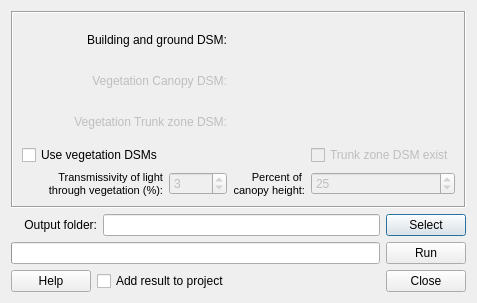
First picture: the form in SkyViewFactorCalculator/svf_calculator_dialog_base.ui, repository UMEP-dev/UMEP, before the edit.
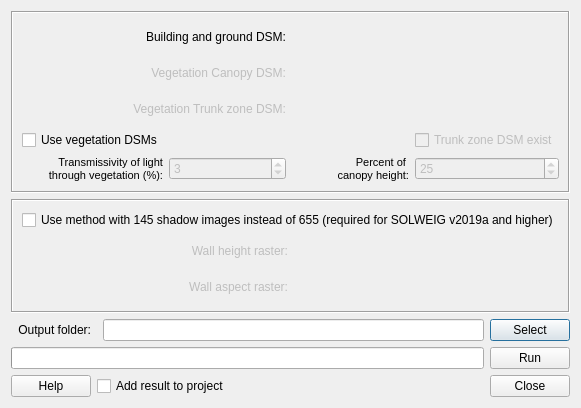
Second picture: the form after the edit.

Commit message: Implementations same as 1.5.3 plus: New version of SOLWEIG (v2018a). General bug fixing. Issue #65 and #55 resolved. WATCH and Spatial data Downloader activated. New SVF plugin.

```diff
--- a/SkyViewFactorCalculator/svf_calculator_dialog_base.ui
+++ b/SkyViewFactorCalculator/svf_calculator_dialog_base.ui
@@ -9,14 +9,147 @@
    <rect>
     <x>0</x>
     <y>0</y>
-    <width>477</width>
-    <height>303</height>
+    <width>541</width>
+    <height>405</height>
    </rect>
   </property>
   <property name="windowTitle">
    <string>Sky View Factor Calculator</string>
   </property>
-  <layout class="QGridLayout" name="gridLayout_2">
+  <layout class="QGridLayout" name="gridLayout_6">
+   <item row="1" column="0" colspan="4">
+    <widget class="QFrame" name="frame_2">
+     <property name="frameShape">
+      <enum>QFrame::Box</enum>
+     </property>
+     <property name="frameShadow">
+      <enum>QFrame::Sunken</enum>
+     </property>
+     <layout class="QGridLayout" name="gridLayout_2">
+      <item row="0" column="0" colspan="2">
+       <widget class="QCheckBox" name="checkBoxNewMethod">
+        <property name="text">
+         <string>Use method with 145 shadow images instead of 655 (required for SOLWEIG v2019a and higher)</string>
+        </property>
+       </widget>
+      </item>
+      <item row="1" column="0">
+       <widget class="QLabel" name="label_11">
+        <property name="enabled">
+         <bool>false</bool>
+        </property>
+        <property name="text">
+         <string>Wall height raster:</string>
+        </property>
+        <property name="alignment">
+         <set>Qt::AlignRight|Qt::AlignTrailing|Qt::AlignVCenter</set>
+        </property>
+       </widget>
+      </item>
+      <item row="1" column="1">
+       <widget class="QWidget" name="widgetWH" native="true">
+        <property name="enabled">
+         <bool>false</bool>
+        </property>
+        <property name="minimumSize">
+         <size>
+          <width>175</width>
+          <height>30</height>
+         </size>
+        </property>
+        <property name="layoutDirection">
+         <enum>Qt::LeftToRight</enum>
+        </property>
+        <layout class="QGridLayout" name="gridLayout_12"/>
+       </widget>
+      </item>
+      <item row="2" column="0">
+       <widget class="QLabel" name="label_10">
+        <property name="enabled">
+         <bool>false</bool>
+        </property>
+        <property name="text">
+         <string>Wall aspect raster:</string>
+        </property>
+        <property name="alignment">
+         <set>Qt::AlignRight|Qt::AlignTrailing|Qt::AlignVCenter</set>
+        </property>
+       </widget>
+      </item>
+      <item row="2" column="1">
+       <widget class="QWidget" name="widgetWA" native="true">
+        <property name="enabled">
+         <bool>false</bool>
+        </property>
+        <property name="minimumSize">
+         <size>
+          <width>175</width>
+          <height>30</height>
+         </size>
+        </property>
+        <property name="layoutDirection">
+         <enum>Qt::LeftToRight</enum>
+        </property>
+        <layout class="QGridLayout" name="gridLayout_13"/>
+       </widget>
+      </item>
+     </layout>
+    </widget>
+   </item>
+   <item row="2" column="0">
+    <widget class="QLabel" name="label_4">
+     <property name="text">
+      <string>Output folder:</string>
+     </property>
+     <property name="alignment">
+      <set>Qt::AlignRight|Qt::AlignTrailing|Qt::AlignVCenter</set>
+     </property>
+    </widget>
+   </item>
+   <item row="2" column="2">
+    <widget class="QLineEdit" name="textOutput"/>
+   </item>
+   <item row="2" column="3">
+    <widget class="QPushButton" name="pushButtonSave">
+     <property name="text">
+      <string>Select</string>
+     </property>
+    </widget>
+   </item>
+   <item row="3" column="3">
+    <widget class="QPushButton" name="runButton">
+     <property name="cursor">
+      <cursorShape>ArrowCursor</cursorShape>
+     </property>
+     <property name="text">
+      <string>Run</string>
+     </property>
+    </widget>
+   </item>
+   <item row="4" column="0">
+    <widget class="QPushButton" name="pushButtonHelp">
+     <property name="text">
+      <string>Help</string>
+     </property>
+    </widget>
+   </item>
+   <item row="4" column="1" colspan="2">
+    <widget class="QCheckBox" name="checkBoxIntoCanvas">
+     <property name="enabled">
+      <bool>true</bool>
+     </property>
+     <property name="text">
+      <string>Add result to project</string>
+     </property>
+    </widget>
+   </item>
+   <item row="4" column="3">
+    <widget class="QPushButton" name="pushButton">
+     <property name="text">
+      <string>Close</string>
+     </property>
+    </widget>
+   </item>
    <item row="0" column="0" colspan="4">
     <widget class="QFrame" name="frame">
      <property name="frameShape">
@@ -189,27 +322,7 @@
      </layout>
     </widget>
    </item>
-   <item row="1" column="0" colspan="2">
-    <widget class="QLabel" name="label_4">
-     <property name="text">
-      <string>Output folder:</string>
-     </property>
-     <property name="alignment">
-      <set>Qt::AlignRight|Qt::AlignTrailing|Qt::AlignVCenter</set>
-     </property>
-    </widget>
-   </item>
-   <item row="1" column="2">
-    <widget class="QLineEdit" name="textOutput"/>
-   </item>
-   <item row="1" column="3">
-    <widget class="QPushButton" name="pushButtonSave">
-     <property name="text">
-      <string>Select</string>
-     </property>
-    </widget>
-   </item>
-   <item row="2" column="0" colspan="3">
+   <item row="3" column="0" colspan="3">
     <widget class="QProgressBar" name="progressBar">
      <property name="value">
       <number>0</number>
@@ -219,40 +332,6 @@
      </property>
     </widget>
    </item>
-   <item row="2" column="3">
-    <widget class="QPushButton" name="runButton">
-     <property name="cursor">
-      <cursorShape>ArrowCursor</cursorShape>
-     </property>
-     <property name="text">
-      <string>Run</string>
-     </property>
-    </widget>
-   </item>
-   <item row="3" column="0">
-    <widget class="QPushButton" name="pushButtonHelp">
-     <property name="text">
-      <string>Help</string>
-     </property>
-    </widget>
-   </item>
-   <item row="3" column="1" colspan="2">
-    <widget class="QCheckBox" name="checkBoxIntoCanvas">
-     <property name="enabled">
-      <bool>true</bool>
-     </property>
-     <property name="text">
-      <string>Add result to project</string>
-     </property>
-    </widget>
-   </item>
-   <item row="3" column="3">
-    <widget class="QPushButton" name="pushButton">
-     <property name="text">
-      <string>Close</string>
-     </property>
-    </widget>
-   </item>
   </layout>
   <zorder>frame</zorder>
   <zorder>checkBoxIntoCanvas</zorder>
```
Left out of the diff: 123 changed lines with no effect on the pictures. The commit also changes 39 other files.
